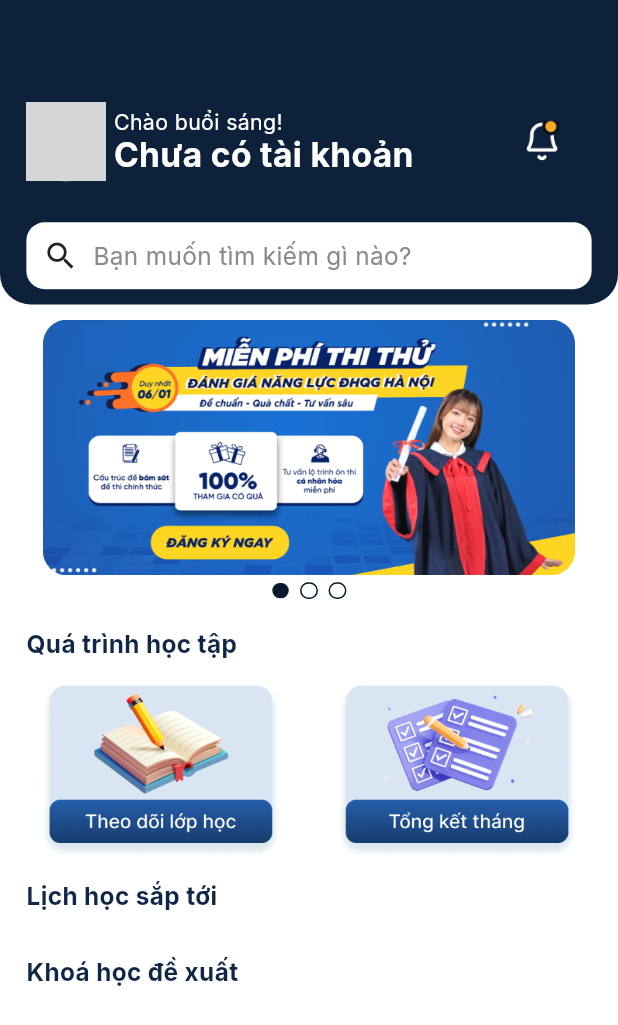
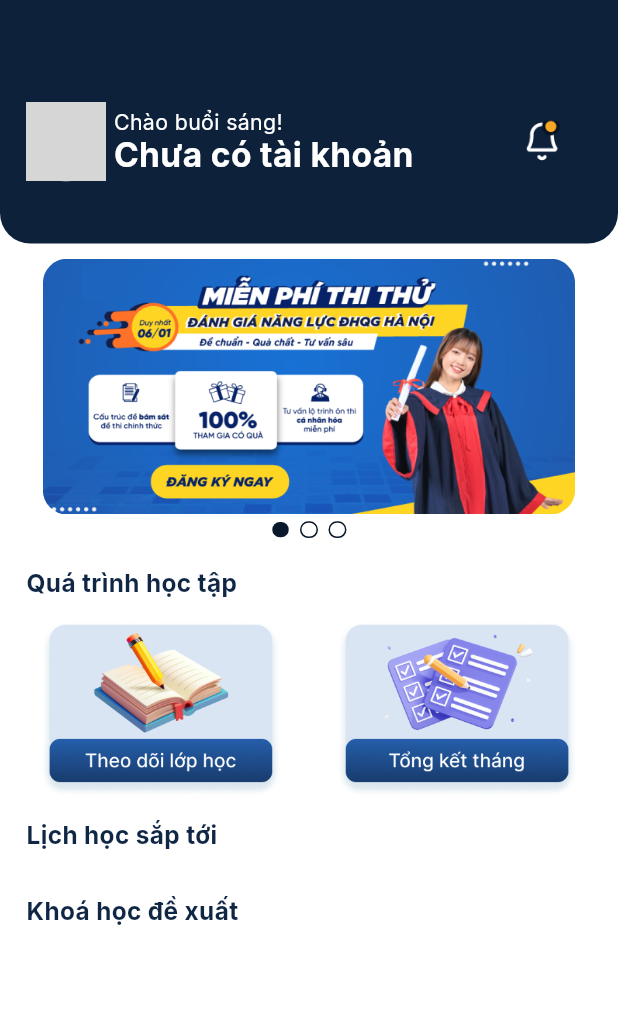
Before and after one commit to tenshi1123/3S, a Flutter app: the HomeScreen screen opened directly with empty values, on a phone screen of 412 x 824 dp. Shown: the top 1025 px of the screen. Run offline on Flutter 3.47's test engine with Material 3 defaults, Android fonts, the phone set to English and light mode, and no system bars; drawn by our look-alikes of smooth_page_indicator; our stand-ins replace dio, easy_date_timeline, file_picker, flutter_bloc, flutter_screenutil, flutter_svg and 2 more; missing offline and left inert: d_chart, onesignal_flutter, otp_pin_field; accounts and stored records are empty; network calls fail; grey boxes are pictures that could not be loaded.

Commit message:
ủa update version hệ thống nè

```diff
--- a/lib/modules/bottom_nav_bar/home/home_screen.dart
+++ b/lib/modules/bottom_nav_bar/home/home_screen.dart
@@ -69,7 +69,7 @@ class _HomeScreenState extends State<HomeScreen> {
           children: [
             Container(
               width: 375.w,
-              height: 200.h,
+              height: 160.h,
               decoration: BoxDecoration(
                 color: primary600,
                 borderRadius: BorderRadius.vertical(
@@ -182,36 +182,36 @@ class _HomeScreenState extends State<HomeScreen> {
                   SizedBox(
                     height: 20.h,
                   ),
-                  GestureDetector(
-                    onTap: () {
-                      pushWithoutNavBar(
-                        context,
-                        MaterialPageRoute(
-                          builder: (context) => const SearchScreen(),
-                        ),
-                      );
-                    },
-                    child: Container(
-                      width: 343.w,
-                      height: 44.h,
-                      decoration: BoxDecoration(
-                        borderRadius: BorderRadius.circular(12.r),
-                        color: Colors.white,
-                      ),
-                      child: Row(
-                        children: [
-                          SizedBox(
-                            width: 10.w,
-                          ),
-                          const Icon(Icons.search),
-                          Text(
-                            '  Bạn muốn tìm kiếm gì nào?',
-                            style: defaultText16.copyWith(color: subBlack),
-                          )
-                        ],
-                      ),
-                    ),
-                  )
+                  // GestureDetector(
+                  //   onTap: () {
+                  //     pushWithoutNavBar(
+                  //       context,
+                  //       MaterialPageRoute(
+                  //         builder: (context) => const SearchScreen(),
+                  //       ),
+                  //     );
+                  //   },
+                  //   child: Container(
+                  //     width: 343.w,
+                  //     height: 44.h,
+                  //     decoration: BoxDecoration(
+                  //       borderRadius: BorderRadius.circular(12.r),
+                  //       color: Colors.white,
+                  //     ),
+                  //     child: Row(
+                  //       children: [
+                  //         SizedBox(
+                  //           width: 10.w,
+                  //         ),
+                  //         const Icon(Icons.search),
+                  //         Text(
+                  //           '  Bạn muốn tìm kiếm gì nào?',
+                  //           style: defaultText16.copyWith(color: subBlack),
+                  //         )
+                  //       ],
+                  //     ),
+                  //   ),
+                  // )
                 ],
               ),
             ),
@@ -802,47 +802,6 @@ class NotificationItem extends StatelessWidget {
           ),
         ),
       ),
-      // Container(
-      //   margin: EdgeInsets.symmetric(vertical: 10.h, horizontal: 20.w),
-      //   padding: EdgeInsets.symmetric(horizontal: 10.w, vertical: 12.h),
-      //   width: 390.w,
-      //   height: 200.h,
-      //   decoration: BoxDecoration(
-      //     borderRadius: BorderRadius.all(Radius.circular(8.r)),
-      //     color: const Color(0xffDADEF1),
-      //   ),
-      //   child: Row(
-      //     children: [
-      //       Container(
-      //         height: 76.h,
-      //         width: 76.w,
-      //         decoration: BoxDecoration(
-      //           borderRadius: BorderRadius.all(
-      //             Radius.circular(8.r),
-      //           ),
-      //           color: const Color(0xff6B7AC7),
-      //         ),
-      //       ),
-      //       SizedBox(
-      //         width: 10.w,
-      //       ),
-      //       Flexible(
-      //         child: Column(
-      //           mainAxisAlignment: MainAxisAlignment.spaceEvenly,
-      //           crossAxisAlignment: CrossAxisAlignment.start,
-      //           children: [
-      //             Text(
-      //               'Đây là slide ${index + 1}',
-      //               style: defaultBoldText.copyWith(
-      //                 color: keyBlack,
-      //               ),
-      //             ),
-      //           ],
-      //         ),
-      //       )
-      //     ],
-      //   ),
-      // ),
     );
   }
 }
--- a/lib/modules/bottom_nav_bar/info/personer_screen.dart
+++ b/lib/modules/bottom_nav_bar/info/personer_screen.dart
@@ -14,7 +14,7 @@ import '../../../repo/course_repo.dart';
 import '../../../repo/info_repo.dart';
 import '../../../repo/login_repo.dart';
 import '../../models/course_model.dart';
-import '../../splash/wellcome_screen.dart';
+import '../../splash/onboarding.dart';
 import '../bottom_nav_bar.dart';
 import 'info_screen.dart';
 
@@ -399,10 +399,10 @@ Future<void> _dialogBuilder(
               final SharedPreferences prefs =
                   await SharedPreferences.getInstance();
               await prefs.remove('token');
-              Navigator.push(
+              Navigator.pushReplacement(
                 context,
                 MaterialPageRoute(
-                  builder: ((context) => const WellcomeScreen()),
+                  builder: (context) => const Onbonding(),
                 ),
               );
             },
--- a/pubspec.yaml
+++ b/pubspec.yaml
@@ -4,7 +4,7 @@ description: "Application for students of 3s exam preparation center"
 # pub.dev using `flutter pub publish`. This is preferred for private packages.
 publish_to: 'none' # Remove this line if you wish to publish to pub.dev
 
-version: 1.1.5+24
+version: 1.1.6+25
 
 environment:
   sdk: '>=3.4.0 <4.0.0'
```
Also changed, not shown: pubspec.lock, 4 other files.
